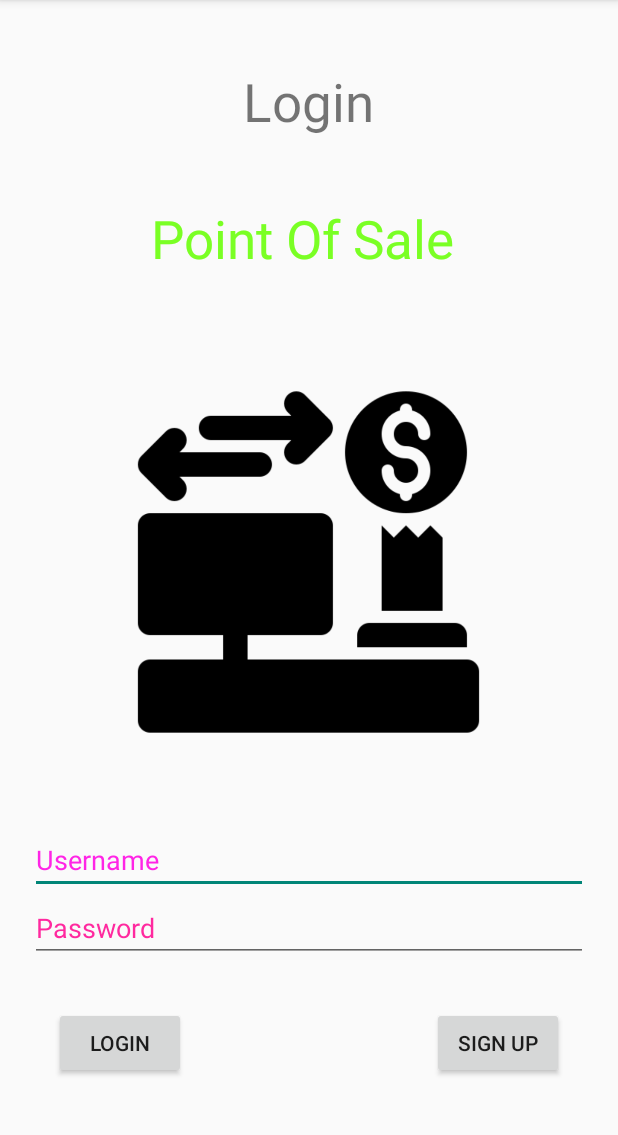
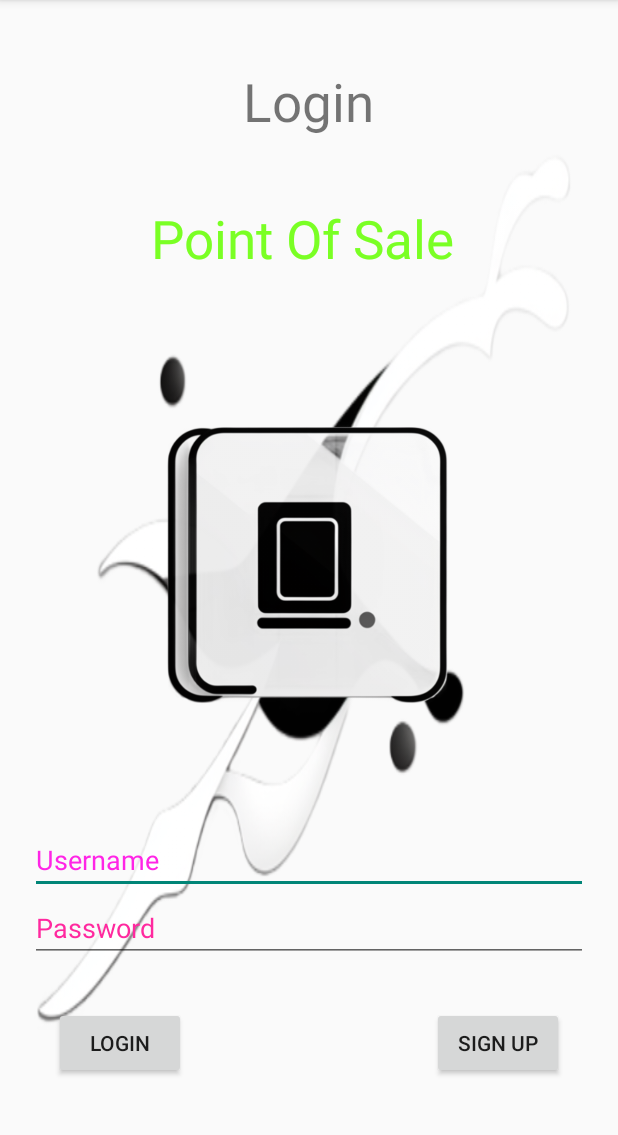
Before and after one commit to mzulqarnain659/SemesterProjectPOSAndroide, an Android app: the screen it shows after launch (MainActivity), on a phone screen of 412 x 824 dp, the part 84-1219 px from its top. Run offline under Robolectric (Android 15) with nearby library versions, the phone set to English and light mode, and no system bars; our stand-ins replace Firebase (no records; nobody signed in at launch, a user with empty details on screens opened directly).

Commit message:
initial commit

```diff
--- a/app/src/main/java/com/example/semesterproject/homegridview.java
+++ b/app/src/main/java/com/example/semesterproject/homegridview.java
@@ -18,7 +18,7 @@ public class homegridview extends Fragment {
 
 
     String[] productName ={"Customer","Invoice","Supplier","Stock", "Report"};
-    int[] productImages = {R.drawable.customer,R.drawable.a ,R.drawable.a ,R.drawable.a,R.drawable.a };
+    int[] productImages = {R.drawable.customer,R.drawable.invoice ,R.drawable.supplier ,R.drawable.stock,R.drawable.report };
     @Override
     public View onCreateView(LayoutInflater inflater, ViewGroup container,
                              Bundle savedInstanceState) {
--- a/app/src/main/java/com/example/semesterproject/listviewhome.java
+++ b/app/src/main/java/com/example/semesterproject/listviewhome.java
@@ -19,7 +19,7 @@ ListView homelistview;
         // Required empty public constructor
     }
     String[] productName ={"Customer","Invoice","Supplier","Stock", "Report"};
-    int[] productImages = { R.drawable.customer ,R.drawable.a ,R.drawable.a ,R.drawable.a,R.drawable.a };
+    int[] productImages = { R.drawable.customer ,R.drawable.invoice ,R.drawable.supplier ,R.drawable.stock,R.drawable.report };
     @Override
     public View onCreateView(LayoutInflater inflater, ViewGroup container,
                              Bundle savedInstanceState) {
--- a/app/src/main/java/com/example/semesterproject/splashscreen.java
+++ b/app/src/main/java/com/example/semesterproject/splashscreen.java
@@ -9,8 +9,11 @@ import androidx.appcompat.app.AppCompatActivity;
 
 import android.os.Handler;
 import android.view.View;
+import android.view.Window;
 import android.view.animation.Animation;
+import android.view.animation.AnimationSet;
 import android.view.animation.AnimationUtils;
+import android.view.animation.ScaleAnimation;
 import android.widget.ImageView;
 
 
@@ -25,9 +28,30 @@ public class splashscreen extends AppCompatActivity {
     protected void onCreate(Bundle savedInstanceState) {
         super.onCreate(savedInstanceState);
        setContentView(R.layout.activity_splashscreen);
-       splash= findViewById(R.id.splash_image);
-        Animation animation = AnimationUtils.loadAnimation(this, R.anim.splash);
-        splash.startAnimation(animation);
+        ImageView imageView = findViewById(R.id.splash_image);
+
+        ScaleAnimation zoomInAnimation = new ScaleAnimation(
+                1.0f, 1.5f, // Start and end scale X
+                1.0f, 1.5f, // Start and end scale Y
+                Animation.RELATIVE_TO_SELF, 0.5f, // Pivot X coordinate (center of the image)
+                Animation.RELATIVE_TO_SELF, 0.5f // Pivot Y coordinate (center of the image)
+        );
+        zoomInAnimation.setDuration(1000); // Animation duration: 1 second
+
+        ScaleAnimation zoomOutAnimation = new ScaleAnimation(
+                1.5f, 1.0f, // Start and end scale X
+                1.5f, 1.0f, // Start and end scale Y
+                Animation.RELATIVE_TO_SELF, 0.5f, // Pivot X coordinate (center of the image)
+                Animation.RELATIVE_TO_SELF, 0.5f // Pivot Y coordinate (center of the image)
+        );
+        zoomOutAnimation.setDuration(1000); // Animation duration: 1 second
+        zoomOutAnimation.setStartOffset(1000); // Start animation after the zoom-in animation
+
+        AnimationSet animationSet = new AnimationSet(true);
+        animationSet.addAnimation(zoomInAnimation);
+        animationSet.addAnimation(zoomOutAnimation);
+
+        imageView.startAnimation(animationSet);
 
         new Handler().postDelayed(new Runnable() {
             @Override
--- a/app/src/main/res/layout/activity_main.xml
+++ b/app/src/main/res/layout/activity_main.xml
@@ -3,6 +3,7 @@
     xmlns:android = "http://schemas.android.com/apk/res/android"
     xmlns:tools = "http://schemas.android.com/tools" android:layout_width="match_parent"
     android:layout_height = "match_parent"
+   android:background="@drawable/homebg"
     >
     <LinearLayout
         android:layout_width="match_parent"
@@ -55,7 +56,7 @@
 
                 android:layout_centerHorizontal="true"
                 android:layout_marginTop="48dp"
-                android:src="@drawable/a" />
+                android:src="@drawable/login" />
 
         </RelativeLayout>
     <LinearLayout
--- a/app/src/main/res/layout/home.xml
+++ b/app/src/main/res/layout/home.xml
@@ -8,6 +8,7 @@
     android:paddingRight = "20dp"
     android:paddingTop = "30dp"
     android:paddingBottom = "40dp"
+    android:background="@drawable/homebg"
     >
 <LinearLayout
     android:layout_width="match_parent"
@@ -18,7 +19,7 @@ android:orientation="horizontal"
     >
 
     <TextView
-        android:id="@+id/textView"
+        android:id="@+id/textViewusername"
         android:layout_width="304dp"
         android:layout_height="52dp"
         android:layout_below="@+id/textview"
--- a/app/src/main/res/layout/homelayoutsamplegridview.xml
+++ b/app/src/main/res/layout/homelayoutsamplegridview.xml
@@ -7,8 +7,8 @@
     android:orientation="vertical"
     >
    <ImageView
-       android:layout_width="150dp"
-       android:layout_height="150dp"
+       android:layout_width="200dp"
+       android:layout_height="200dp"
        android:id="@+id/grid_imageview"
        android:src="@drawable/a"
 
--- a/app/src/main/res/layout/homelayoutsamplelistview.xml
+++ b/app/src/main/res/layout/homelayoutsamplelistview.xml
@@ -7,8 +7,8 @@
     android:orientation="horizontal"
     >
     <ImageView
-        android:layout_width="150dp"
-        android:layout_height="150dp"
+        android:layout_width="200dp"
+        android:layout_height="180dp"
         android:id="@+id/list_imageview"
         android:src="@drawable/a"
         android:adjustViewBounds="true"
```
Also changed, not shown: app/src/main/java/com/example/semesterproject/MainActivity.java (+39 -37 lines), app/src/main/java/com/example/semesterproject/home.java (+14 -3 lines), app/src/main/res/drawable/ic_power_off.xml (added, +11 -0 lines), app/src/main/res/layout/activity_splashscreen.xml (+5 -14 lines), app/src/main/res/menu/menu_logout.xml (added, +9 -0 lines).
